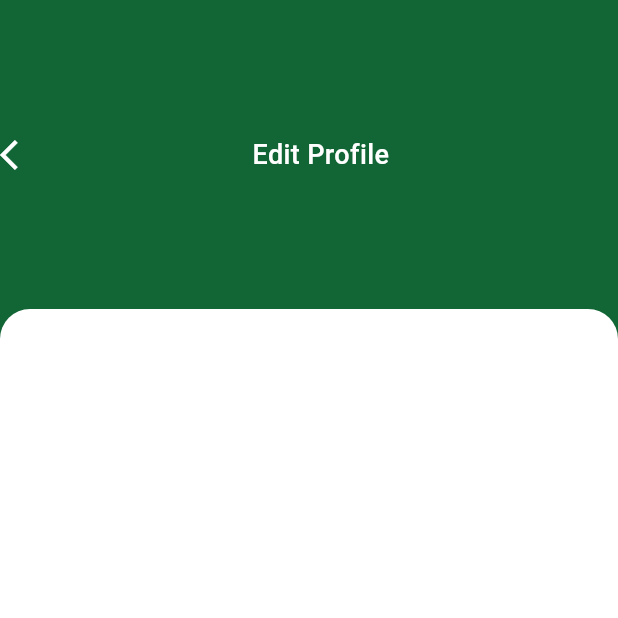
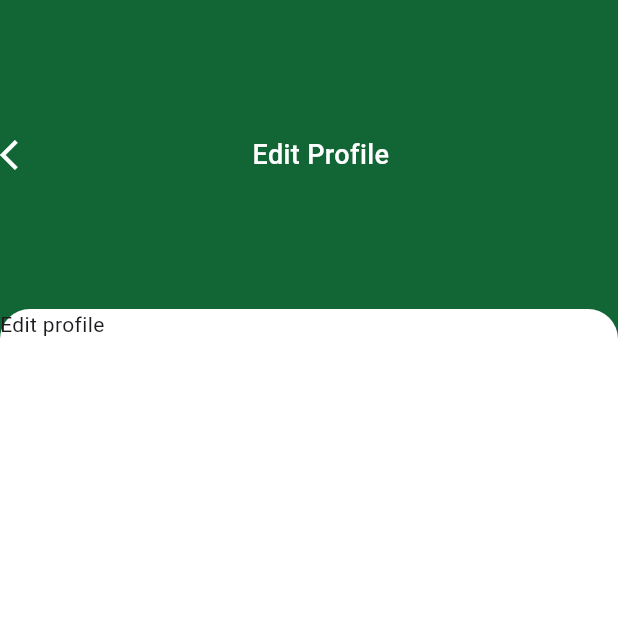
Before and after one commit to rayhantmt/schultzim, a Flutter app: the EditProfileView screen opened by its route, on a phone screen of 412 x 824 dp, the top half of it. Run offline on Flutter 3.47's test engine with Material 3 defaults, Android fonts, the phone set to English and light mode, and no system bars; our stand-ins replace country_code_picker, flutter_svg, get.

Commit message:
now designing the 2nd container of edit profile

```diff
--- a/lib/app/modules/edit_profile/edit_profile_view.dart
+++ b/lib/app/modules/edit_profile/edit_profile_view.dart
@@ -30,6 +30,7 @@ class EditProfileView extends StatelessWidget {
             ),
           ),
           Expanded(child: Container(
+            width: double.infinity,
             decoration: BoxDecoration(
               color: Colors.white,
               borderRadius: BorderRadius.only(
@@ -37,6 +38,7 @@ class EditProfileView extends StatelessWidget {
                   topRight: Radius.circular(20),
                 ),
             ),
+            child: Text('Edit profile'),
           ))
         ],
       ),
```
